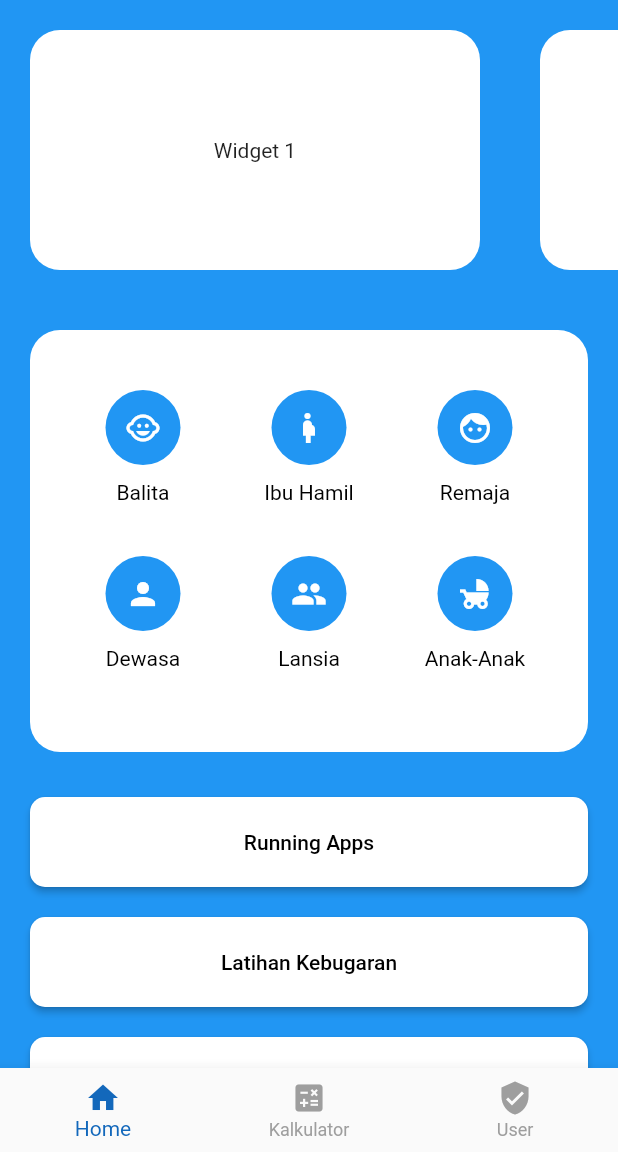
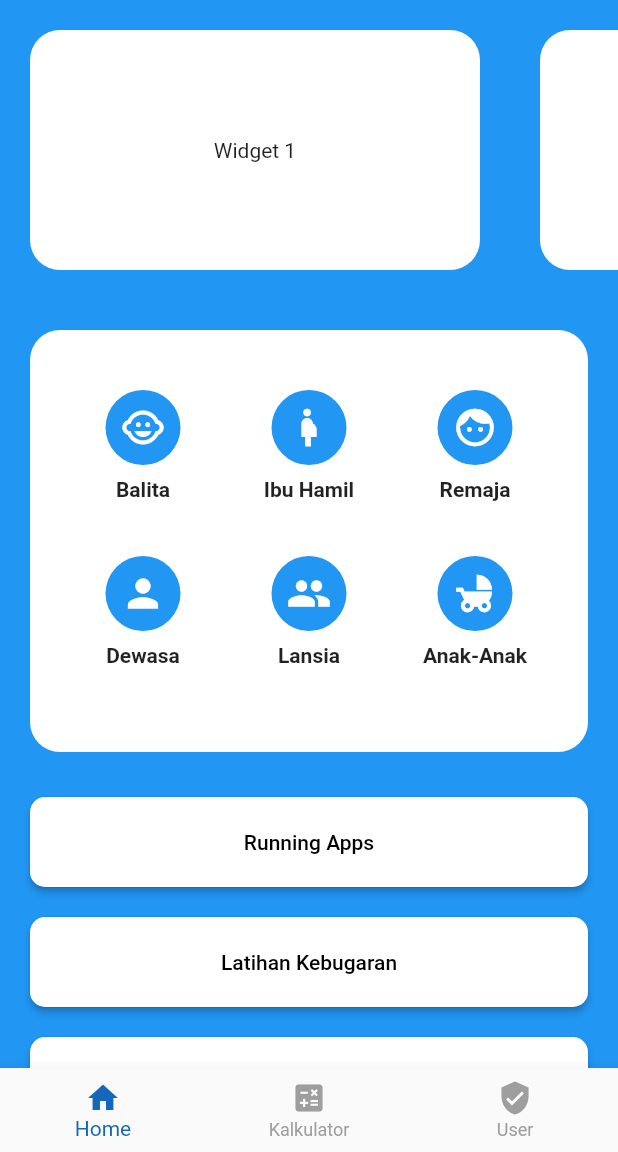
Before and after one commit to hanif2811/AplikasiKesehatanIF21A, a Flutter app: the screen it shows once a user with an empty profile is signed in, on a phone screen of 412 x 824 dp, the part 84-1236 px from its top. Run offline on Flutter 3.47's test engine with Material 2 defaults, Android fonts, the phone set to English and light mode, and no system bars; our stand-ins replace cloud_firestore, firebase_auth, firebase_core, fluttertoast, introduction_screen, random_string; accounts and stored records are empty.

Commit message:
Home Page Fixes #4

```diff
--- a/lib/views/HomePage/circle_button.dart
+++ b/lib/views/HomePage/circle_button.dart
@@ -1,39 +1,87 @@
+// import 'package:flutter/material.dart';
+
+// class CircleButton extends StatelessWidget {
+//   final IconData icon;
+//   final double size;
+//   final String label;
+
+//   const CircleButton({required this.icon, this.size = 80, required this.label});
+
+//   @override
+//   Widget build(BuildContext context) {
+//     return Column(
+//       children: [
+//         Container(
+//           width: size,
+//           height: size,
+//           decoration: BoxDecoration(
+//               shape: BoxShape.circle,
+//               color: Colors.blue // Ubah warna tombol lingkaran menjadi putih
+//               ),
+//           child: IconButton(
+//             onPressed: () {},
+//             icon: Icon(
+//               icon,
+//               color: Colors.white, // Ubah warna ikon menjadi biru
+//             ),
+//           ),
+//         ),
+//         SizedBox(height: 10),
+//         Text(
+//           label,
+//           style: TextStyle(
+//             color: Colors.black,
+//           ),
+//         ),
+//       ],
+//     );
+//   }
+// }
+
 import 'package:flutter/material.dart';
 
 class CircleButton extends StatelessWidget {
   final String label;
   final double size;
   final IconData icon;
+  final Function() onPressed;
 
-  const CircleButton({required this.label, this.size = 80, required this.icon});
+  CircleButton({
+    required this.label,
+    required this.size,
+    required this.icon,
+    required this.onPressed,
+  });
 
   @override
   Widget build(BuildContext context) {
-    return Column(
+    return InkWell(
+      onTap: onPressed,
+      child: Column(
         children: [
           Container(
             width: size,
             height: size,
             decoration: BoxDecoration(
               shape: BoxShape.circle,
-              color: Colors.blue // Ubah warna tombol lingkaran menjadi putih
+              color: Colors.blue,
             ),
-          child: IconButton(
-            onPressed: () {},
-            icon: Icon(
+            child: Icon(
               icon,
-              color: Colors.white, // Ubah warna ikon menjadi biru
+              size: size * 0.6,
+              color: Colors.white,
             ),
           ),
-        ),
-        SizedBox(height: 10),
+          SizedBox(height: 8), // Jarak antara ikon dan label
           Text(
             label,
             style: TextStyle(
-            color: Colors.black,
+              fontSize: 14,
+              fontWeight: FontWeight.bold,
             ),
           ),
         ],
+      ),
     );
   }
 }
```
Also changed, not shown: lib/views/HomePage/home_page.dart (+39 -9 lines), lib/widgets/KalkulatorKalori.dart (+3 -12 lines), lib/widgets/bmi_kalkulator.dart (+52 -54 lines), lib/widgets/kalkultor_heartRate.dart (+1 -6 lines). Lines whose indentation alone changed are shown as unchanged.
